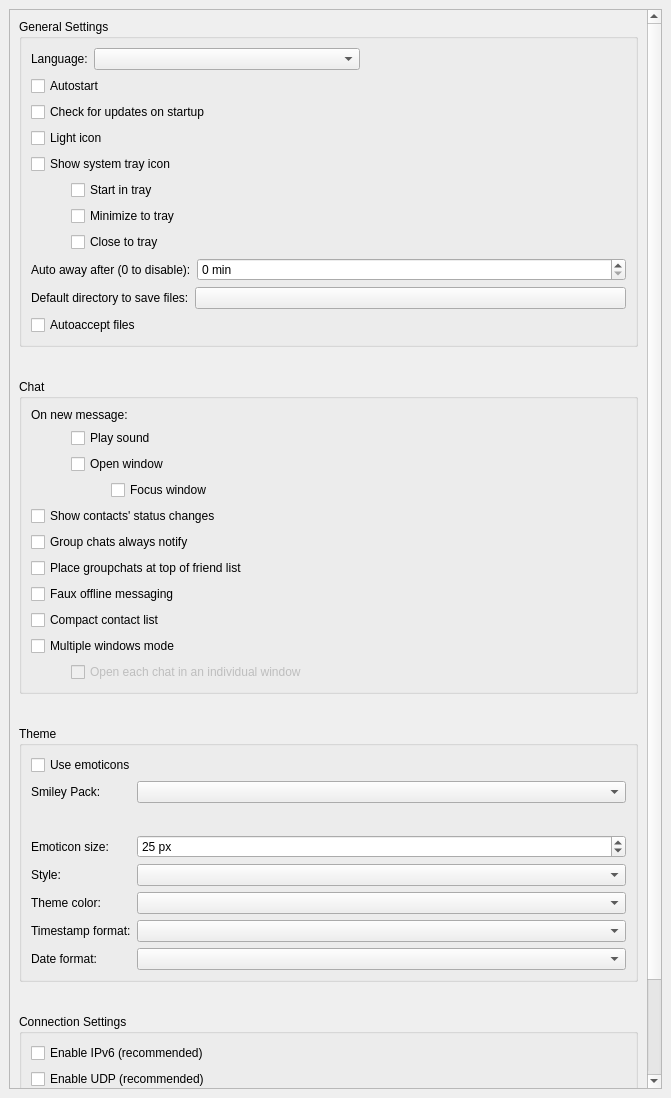
Old version of the form src/widget/form/settings/generalsettings.ui in the repository qTox/qTox.
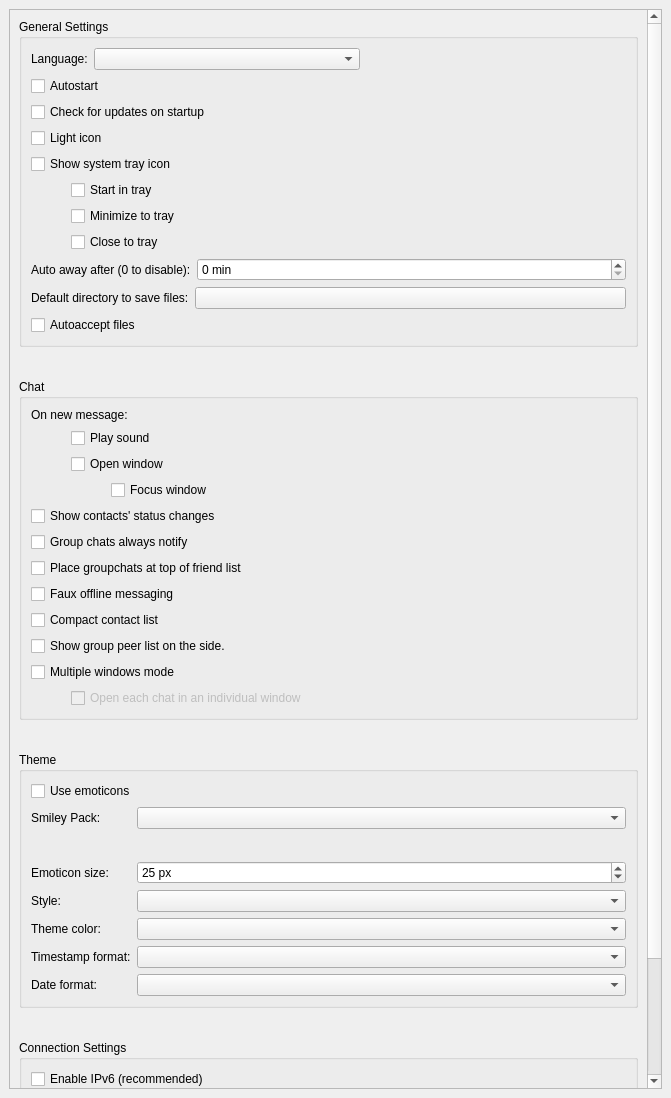
New version of the form. Custom widgets are drawn as their Qt base class.

Commit message: Chatform: Setting for group side peer list, fix bug with side list and find widget

```diff
--- a/src/widget/form/settings/generalsettings.ui
+++ b/src/widget/form/settings/generalsettings.ui
@@ -398,6 +398,13 @@
             </property>
            </widget>
           </item>
+          <item>
+           <widget class="QCheckBox" name="cbGroupPeerListSide">
+            <property name="text">
+             <string>Show group peer list on the side.</string>
+            </property>
+           </widget>
+          </item>
           <item>
            <layout class="QVBoxLayout" name="verticalLayout_11">
             <item>
```
The commit also changes 7 other files.
